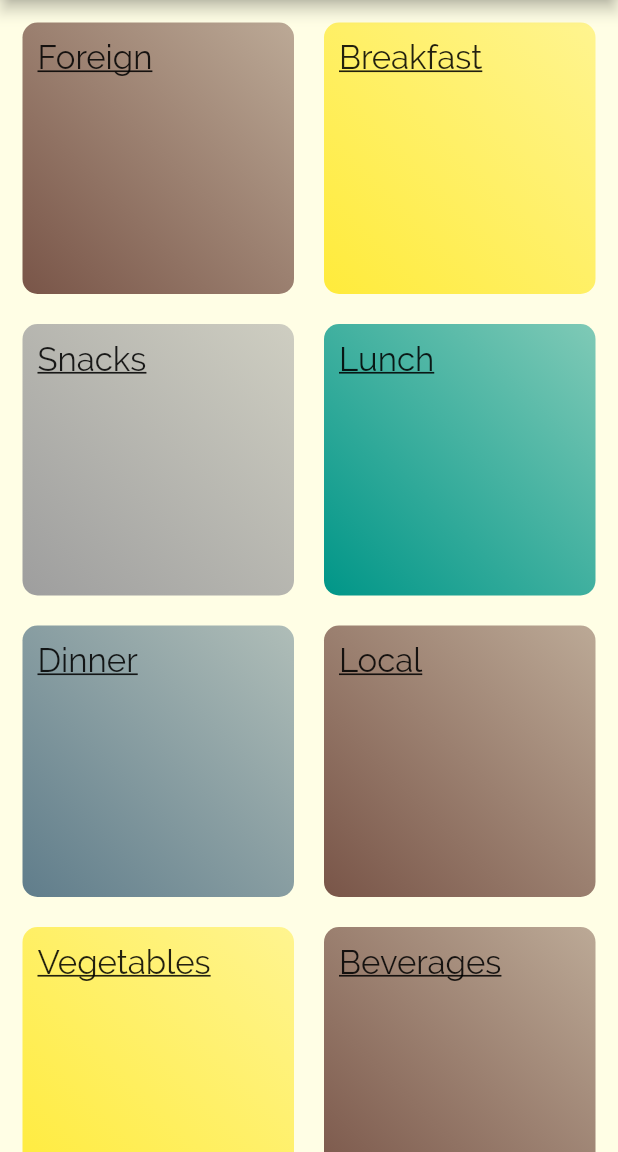
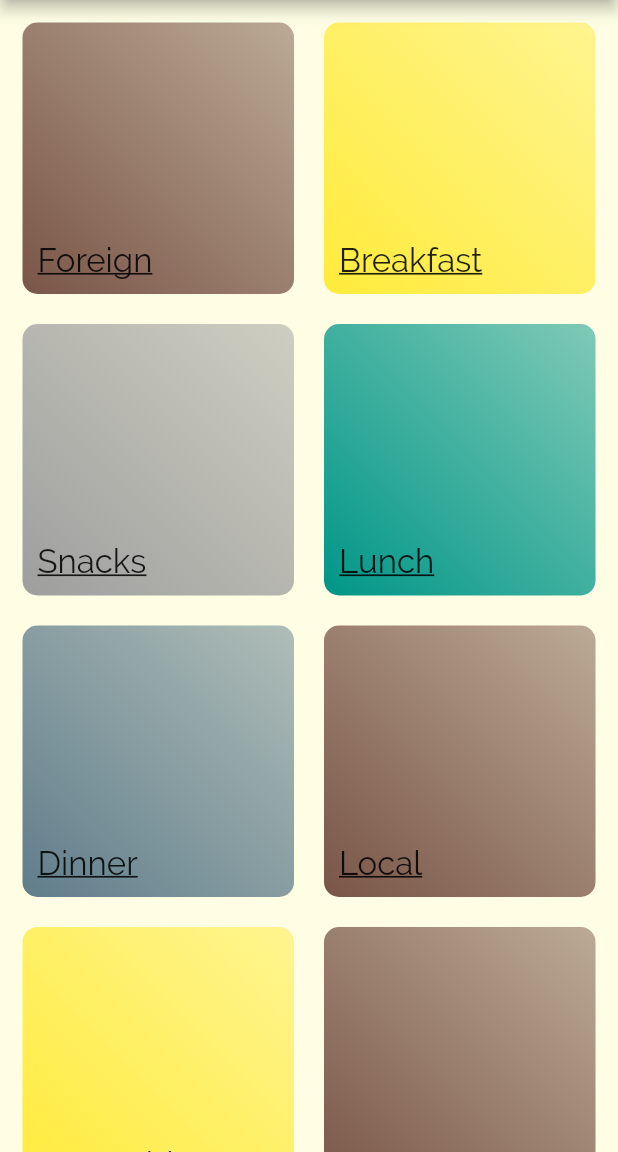
Before and after one commit to cosmasnyairo/meals_app, a Flutter app: the screen it shows after launch, on a phone screen of 412 x 824 dp, the part 84-1236 px from its top. Run offline on Flutter 3.47's test engine with Material 2 defaults, Android fonts, the phone set to English and light mode, and no system bars; our stand-ins replace curved_navigation_bar.

Commit message:
New Commit

```diff
--- a/lib/widgets/category_item.dart
+++ b/lib/widgets/category_item.dart
@@ -7,7 +7,11 @@ class CategoryItem extends StatelessWidget {
   final String title;
   final Color color;
 
-  CategoryItem(this.id, this.title, this.color,);
+  CategoryItem(
+    this.id,
+    this.title,
+    this.color,
+  );
 
   void selectCategory(BuildContext ctx) {
     //goes to the page that has the /
@@ -39,12 +43,11 @@ class CategoryItem extends StatelessWidget {
           ),
           borderRadius: BorderRadius.circular(10),
         ),
-          child:
-              Text(
+        child: Text(
           title,
           style: Theme.of(context).textTheme.title,
         ),
-
+        alignment: Alignment.bottomLeft,
       ),
     );
   }
```
Lines whose indentation alone changed are shown as unchanged.
